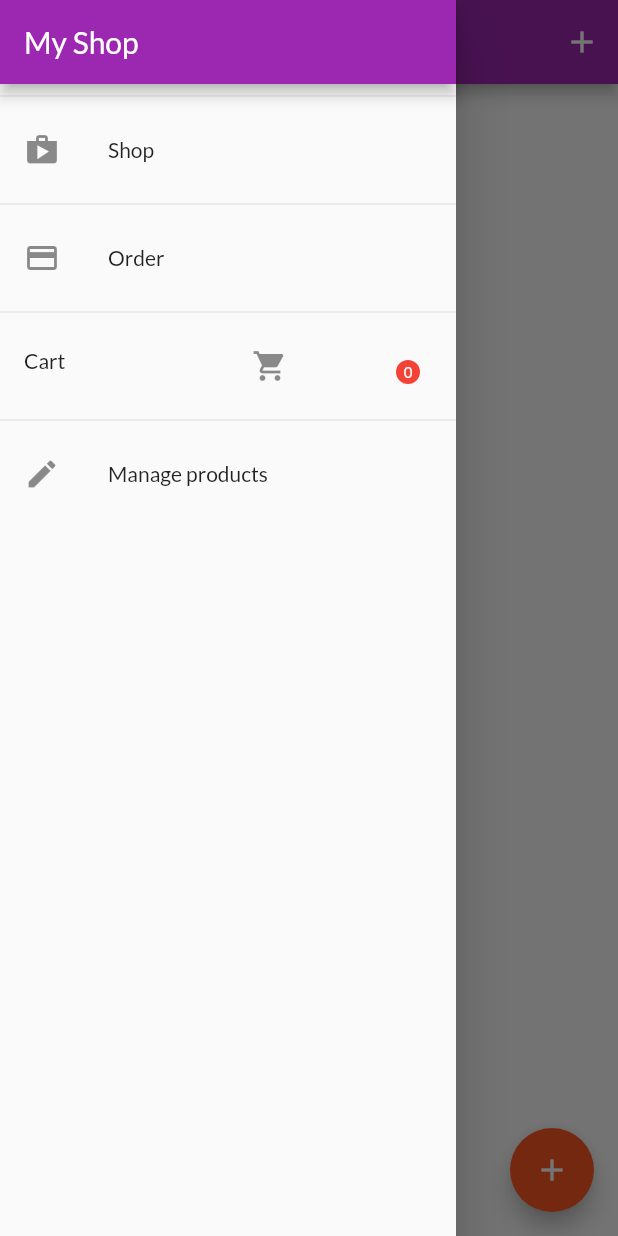
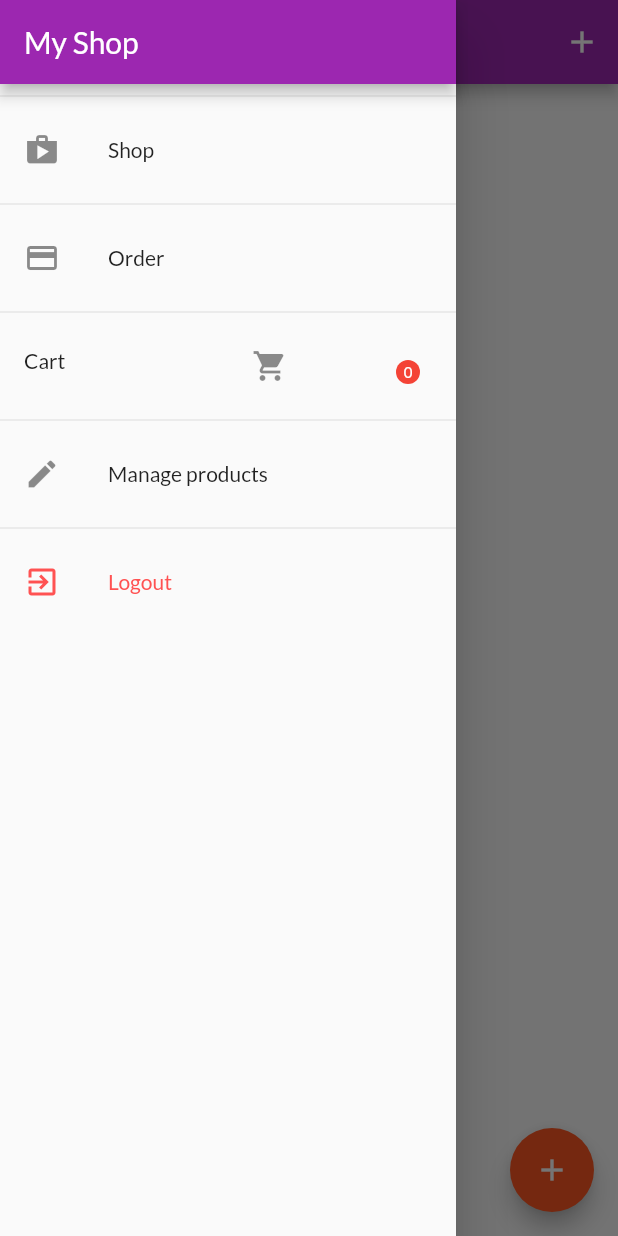
Before and after one commit to turinaf/flutter-dart, a Flutter app: the UsersProductsScreen screen opened by its route, with the side drawer open, on a phone screen of 412 x 824 dp. Run offline on Flutter 3.47's test engine with Material 2 defaults, Android fonts, the phone set to English and light mode, and no system bars; network calls fail.

Commit message:
logout & auto logout

```diff
--- a/shop_app/lib/providers/orders.dart
+++ b/shop_app/lib/providers/orders.dart
@@ -21,8 +21,9 @@ class OrderItem {
 class Orders with ChangeNotifier {
   List<OrderItem> _orders = [];
   final String authToken;
+  final String userId;
 
-  Orders(this.authToken, this._orders);
+  Orders(this.authToken, this.userId, this._orders);
 
   List<OrderItem> get orders {
     return [..._orders];
@@ -30,7 +31,7 @@ class Orders with ChangeNotifier {
 
   Future<void> addOrder(List<CartItem> cartProducts, double total) async {
     final url = Uri.parse(
-        'https://flutter-dart-cd5c8-default-rtdb.asia-southeast1.firebasedatabase.app/orders.json?auth=$authToken');
+        'https://flutter-dart-cd5c8-default-rtdb.asia-southeast1.firebasedatabase.app/orders/$userId.json?auth=$authToken');
     final timestamp = DateTime.now();
     final response = await http.post(
       url,
@@ -61,7 +62,7 @@ class Orders with ChangeNotifier {
 
   Future<void> fetchAndSetOrders() async {
     final url = Uri.parse(
-        'https://flutter-dart-cd5c8-default-rtdb.asia-southeast1.firebasedatabase.app/orders.json?auth=$authToken');
+        'https://flutter-dart-cd5c8-default-rtdb.asia-southeast1.firebasedatabase.app/orders/$userId.json?auth=$authToken');
     final response = await http.get(url);
     final List<OrderItem> loadedOrders = [];
     final extractedData = json.decode(response.body) as Map<String, dynamic>;
--- a/shop_app/lib/widgets/app_drawer.dart
+++ b/shop_app/lib/widgets/app_drawer.dart
@@ -6,6 +6,7 @@ import '../screens/cart_screen.dart';
 import '../screens/orders_screen.dart';
 import '../providers/cart.dart';
 import '../screens/user_products_screen.dart';
+import '../providers/auth.dart';
 
 class AppDrawer extends StatelessWidget {
   const AppDrawer({Key? key}) : super(key: key);
@@ -59,6 +60,21 @@ class AppDrawer extends StatelessWidget {
                   .pushReplacementNamed(UsersProductsScreen.routeName);
             },
           ),
+          Divider(),
+          ListTile(
+            leading: Icon(
+              Icons.exit_to_app,
+              color: Colors.redAccent,
+            ),
+            title: const Text(
+              'Logout',
+              style: TextStyle(color: Colors.redAccent),
+            ),
+            onTap: () {
+              Navigator.of(context).pop();
+              Provider.of<Auth>(context, listen: false).logout();
+            },
+          ),
         ],
       ),
     );
--- a/shop_app/lib/widgets/product_item.dart
+++ b/shop_app/lib/widgets/product_item.dart
@@ -44,7 +44,7 @@ class ProductItem extends StatelessWidget {
           backgroundColor: Colors.black54,
           leading: IconButton(
               onPressed: () {
-                product.toggleFavoriteStatus(authData.token!, authData.userID);
+                product.toggleFavoriteStatus(authData.token, authData.userID);
               },
               icon: Icon(
                 product.isFavorite ? Icons.favorite : Icons.favorite_border,
```
Also changed, not shown: shop_app/lib/main.dart (+4 -4 lines), shop_app/lib/providers/auth.dart (+29 -7 lines).
